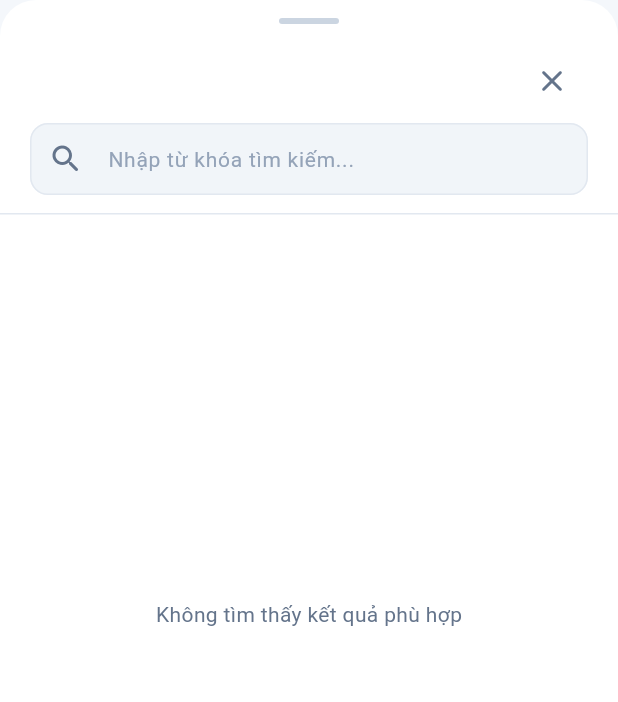
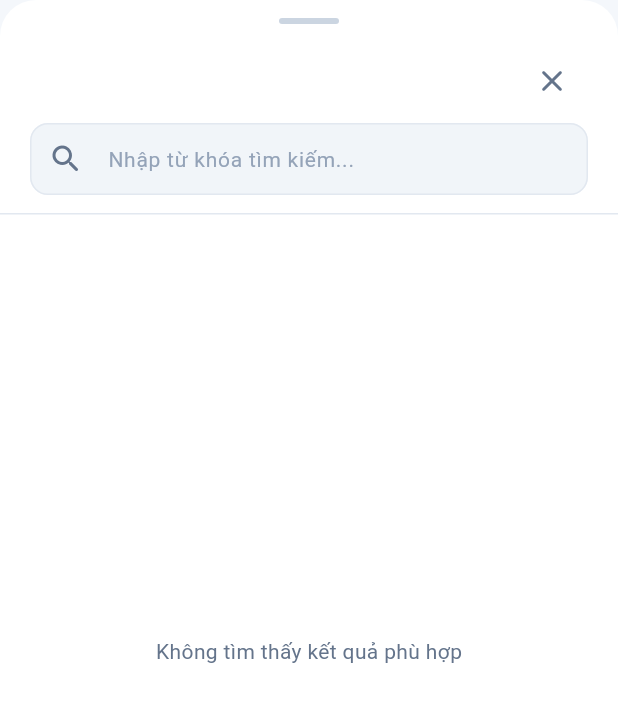
Before and after one commit to pngocthuan1/MienDong7C, a Flutter app: the SearchablePickerModal widget shown alone on an empty page, opened directly with empty values, on a phone screen of 412 x 824 dp. Shown: the top 702 px of the screen. Run offline on Flutter 3.47's test engine with Material 3 defaults, Android fonts, the phone set to English and light mode, and no system bars; our stand-ins replace audioplayers, barcode_widget, connectivity_plus, device_info_plus, dio, file_picker and 11 more; missing offline and left inert: dart:html, dart:ui_web, flutter_pdfview, mobile_scanner, network_info_plus; accounts and stored records are empty; network calls fail.

Commit message:
Cập nhật tối ưu bàn phím tìm kiếm địa chỉ và mở vpn

```diff
--- a/lib/core/widgets/SearchablePickerModal.dart
+++ b/lib/core/widgets/SearchablePickerModal.dart
@@ -130,9 +130,17 @@ class _SearchablePickerModalState<T> extends State<SearchablePickerModal<T>> {
 
   @override
   Widget build(BuildContext context) {
-    final maxHeight = MediaQuery.of(context).size.height * 0.82;
+    final mediaQuery = MediaQuery.of(context);
+    final bottomInset = mediaQuery.viewInsets.bottom;
+    final availableHeight = mediaQuery.size.height - bottomInset;
+    final maxHeight = (availableHeight * 0.88).clamp(200.0, mediaQuery.size.height * 0.88);
 
-    return SafeArea(
+    return AnimatedPadding(
+      padding: EdgeInsets.only(bottom: bottomInset),
+      duration: const Duration(milliseconds: 100),
+      curve: Curves.easeOut,
+      child: SafeArea(
+        top: false,
         child: Container(
           constraints: BoxConstraints(maxHeight: maxHeight),
           decoration: const BoxDecoration(
@@ -259,6 +267,7 @@ class _SearchablePickerModalState<T> extends State<SearchablePickerModal<T>> {
           ],
         ),
       ),
+    ),
   );
 }
 }
```
Also changed, not shown: lib/core/network/NetworkInfoService.dart (+12 -5 lines), lib/features/auth/presentation/services/NetworkAuthService.dart (+19 -10 lines), lib/features/auth/presentation/views/SplashView.dart (+12 -5 lines), 1 other file. Lines whose indentation alone changed are shown as unchanged.
